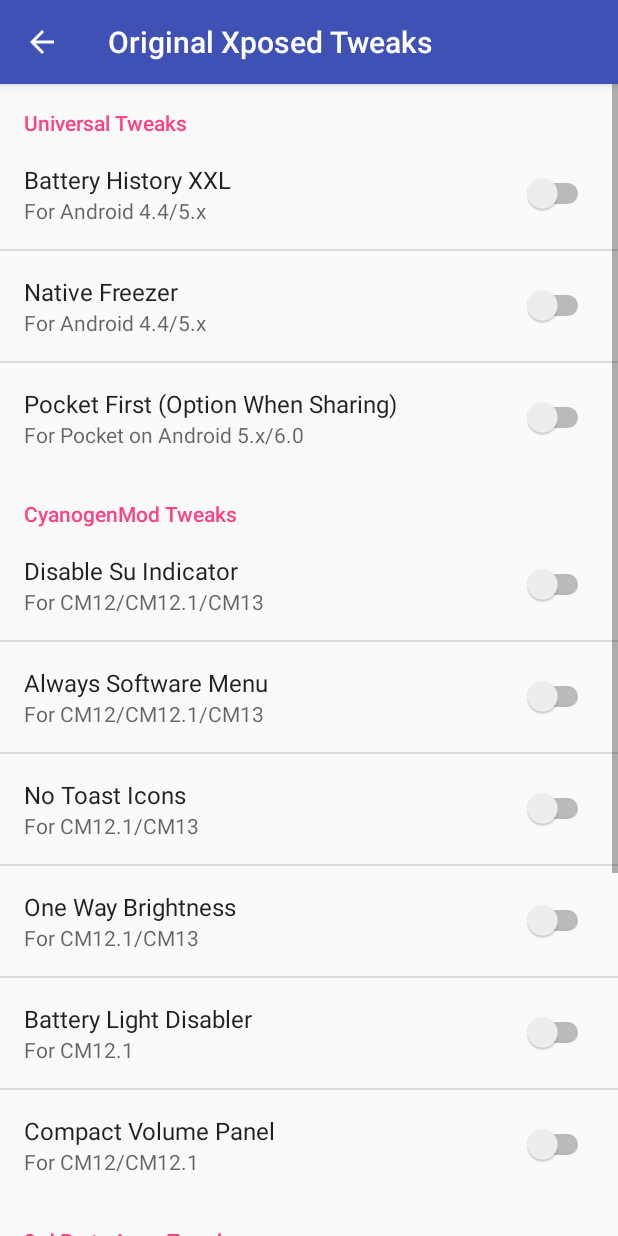
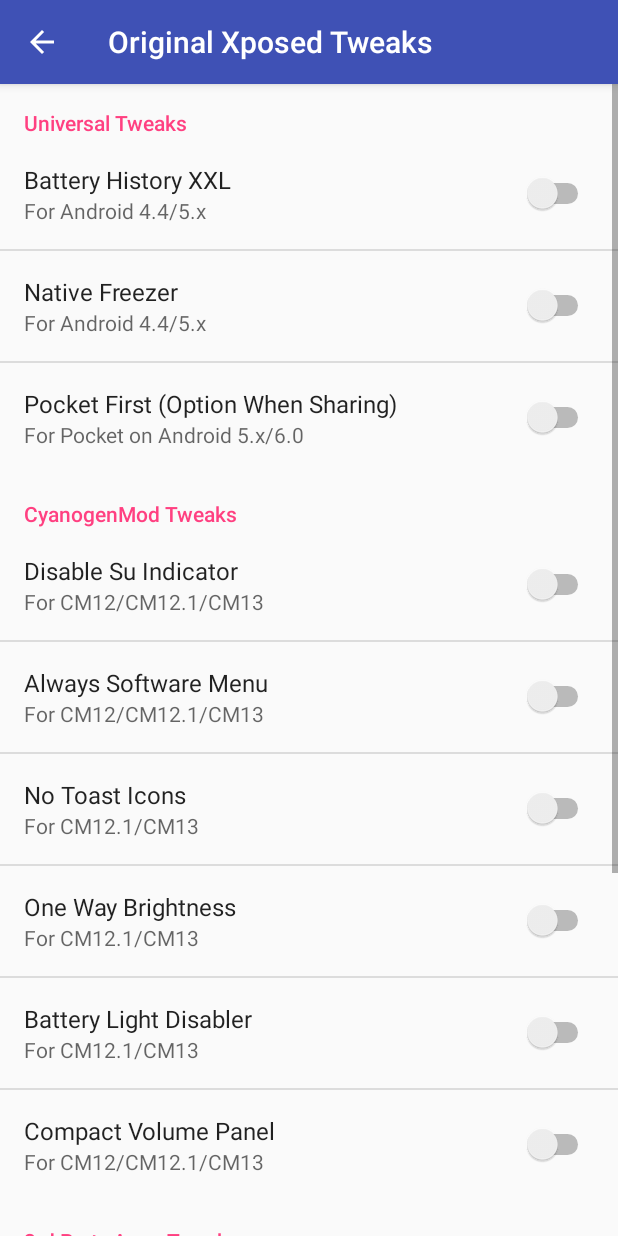
Before and after one commit to moneytoo/AllMy..., an Android app: the SettingsActivity screen opened directly, with no data from a screen before it, after a tap on "Original Xposed Tweaks", on a phone screen of 412 x 824 dp. Run offline under Robolectric (Android 15) with nearby library versions, the phone set to English and light mode, and no system bars.

Commit message:
Fix "Compact Volume Panel" on Android 6.0

```diff
--- a/app/src/main/java/com/smartmadsoft/xposed/aio/tweaks/BatteryLightDisabler.java
+++ b/app/src/main/java/com/smartmadsoft/xposed/aio/tweaks/BatteryLightDisabler.java
@@ -35,7 +35,6 @@ public class BatteryLightDisabler {
                     Led = param.thisObject;
                 }
             });
-
 
             XposedBridge.hookAllMethods(XposedHelpers.findClass("com.android.server.BatteryService.Led", lpparam.classLoader), "updateLightsLocked", new XC_MethodHook() {
                 @Override
--- a/app/src/main/res/xml/pref_tweaks.xml
+++ b/app/src/main/res/xml/pref_tweaks.xml
@@ -54,13 +54,13 @@
             android:defaultValue="false"
             android:key="tweak_batterylightdisabler"
             android:title="Battery Light Disabler"
-            android:summary="For CM12.1" />
+            android:summary="For CM12.1/CM13" />
 
         <SwitchPreference
             android:defaultValue="false"
             android:key="tweak_compactvolumepanel"
             android:title="Compact Volume Panel"
-            android:summary="For CM12/CM12.1" />
+            android:summary="For CM12/CM12.1/CM13" />
 
     </PreferenceCategory>
 
```
Also changed, not shown: app/src/main/java/com/smartmadsoft/xposed/aio/tweaks/CompactVolumePanel.java (+41 -1 lines).
